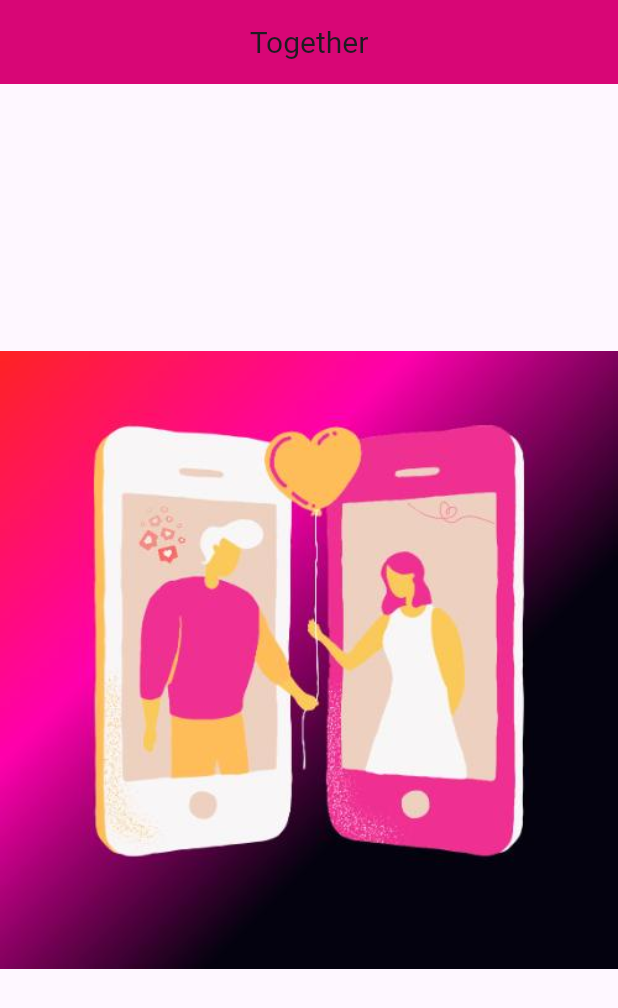
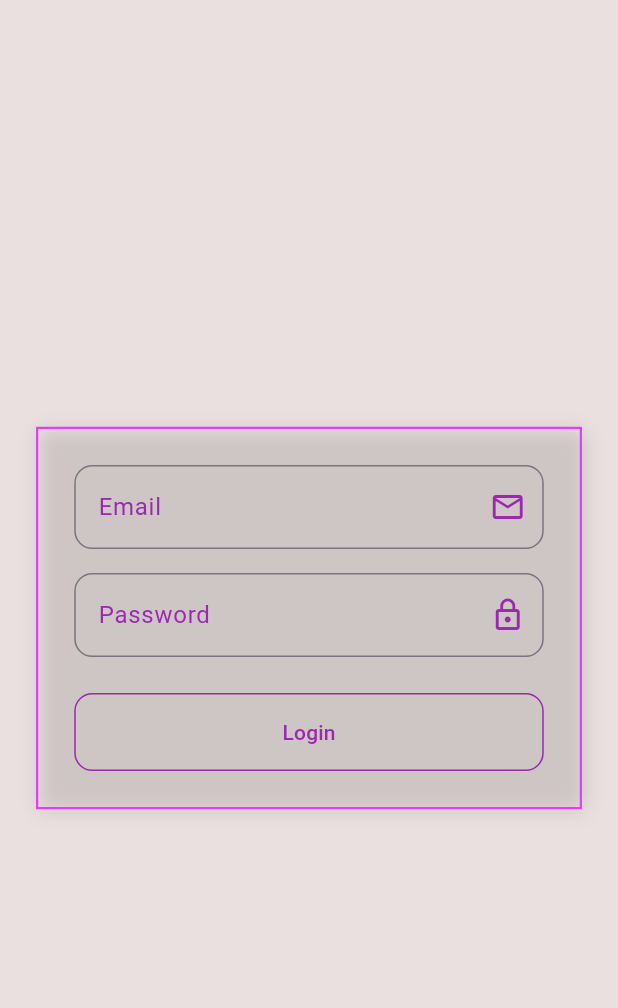
Before and after one commit to mayconfp/Project_mobile, a Flutter app: the screen it shows after launch, on a phone screen of 412 x 824 dp. Shown: the top 1008 px of the screen. Run offline on Flutter 3.47's test engine with Material 3 defaults, Android fonts, the phone set to English and light mode, and no system bars.

Commit message:
atualizações de tela de login e redirecionamento para home_page apos login

```diff
--- /dev/null
+++ b/lib/app_controller.dart
@@ -0,0 +1,13 @@
+import 'package:flutter/material.dart';
+
+class AppController extends ChangeNotifier {
+
+  static AppController instance = AppController(); // aq estanciamos ela mesma
+
+  bool isDArtTheme = false;
+  changeTheme(){
+    isDArtTheme = !isDArtTheme; // aq falo se ele for diferente de false vira true
+    notifyListeners();
+  }
+
+}
--- /dev/null
+++ b/lib/app_widget.dart
@@ -0,0 +1,27 @@
+import 'package:flutter/material.dart';
+import 'package:project_nassau/app_controller.dart';
+import 'package:project_nassau/home_page.dart';
+import 'Login_page.dart';
+
+class AppWidget extends StatelessWidget{
+
+  @override
+  Widget build(BuildContext context) {
+    return AnimatedBuilder(
+      animation: AppController.instance,
+      builder: (context, child){
+      return MaterialApp(
+      theme: ThemeData(primaryColor: Colors.red,
+      brightness: AppController.instance.isDArtTheme ? Brightness.dark :
+      Brightness.light, // aqui dizemos se ele for false ele é light se não ele é dark
+      ),
+      initialRoute: '/',
+      routes: {
+        '/': (context) => LoginPage(),
+        '/home': (context) => HomePage(),
+      },
+    );
+    });
+  }
+
+}
--- /dev/null
+++ b/lib/login_page.dart
@@ -0,0 +1,101 @@
+import 'package:flutter/material.dart';
+
+
+class LoginPage extends StatefulWidget {
+  @override
+  _LoginPageState createState() => _LoginPageState();
+
+
+}
+
+class _LoginPageState extends State<LoginPage> {
+  String email = '';
+  String password = '';
+
+  @override
+  Widget build(BuildContext context) {
+    return Scaffold(
+      backgroundColor: const Color.fromARGB(255, 235, 224, 224),
+      body: Center(
+        child: SingleChildScrollView(
+          padding: const EdgeInsets.symmetric(horizontal: 24.0),
+          child: Container(
+            padding: const EdgeInsets.all(24),
+            decoration: BoxDecoration(
+              border: Border.all(
+              width: 1.5,
+              color: Colors.purpleAccent,
+            ),
+            boxShadow: [
+              BoxShadow(
+                color: Colors.black12,
+                blurRadius: 10,
+                offset: Offset(2, 2),
+              )
+            ],
+
+            ),
+            child: Column(
+              mainAxisSize: MainAxisSize.min,
+              children: [
+                TextField(
+                  onChanged: (text)=> email = text,
+                  keyboardType: TextInputType.emailAddress,
+                  decoration: InputDecoration(
+                    labelText: 'Email',
+                    labelStyle: TextStyle(color: Colors.purple),
+                    suffixIcon: Icon(Icons.email_outlined, color: Colors.purple),
+                    border: OutlineInputBorder(
+                      borderRadius: BorderRadius.circular(12),
+                    ),
+                  ),
+                ),
+                  SizedBox(height: 16),
+                  TextField(
+                    onChanged: (text)=> password = text,
+                    obscureText: true,
+                    decoration: InputDecoration(
+                      labelText: 'Password',
+                      labelStyle: TextStyle(color: Colors.purple),
+                      suffixIcon: Icon(Icons.lock_outline, color: Colors.purple),
+                      border: OutlineInputBorder(
+                        borderRadius: BorderRadius.circular(12),
+                      ),
+                    ),
+
+                  ),
+                  SizedBox(height: 24),
+
+                  SizedBox(
+                  width: double.infinity,
+                  child: OutlinedButton(
+                    style: OutlinedButton.styleFrom(
+                      padding: EdgeInsets.symmetric(vertical: 16),
+                      side: BorderSide(color: Colors.purple),
+                      shape: RoundedRectangleBorder(
+                        borderRadius: BorderRadius.circular(12),
+                      ),
+                    ),
+                    onPressed: () {
+                      if (email == 'togethernassau@gmail.com' && password == '12345') {
+                        Navigator.of(context).pushReplacementNamed('/home');
+                      } else {
+                        ScaffoldMessenger.of(context).showSnackBar(
+                          SnackBar(content: Text('Login inválido')),
+                        );
+                      }
+                    },
+                    child: Text('Login', style: TextStyle(color: Colors.purple)),
+                  ),
+                ),
+
+
+              ],
+            ),
+
+          ),
+        ),
+      ),
+    );
+  }
+}
--- a/lib/main.dart
+++ b/lib/main.dart
@@ -1,62 +1,5 @@
 import 'package:flutter/material.dart';
-
-void main() {
-  runApp(const MyApp());
+import 'app_widget.dart';
+main() {
+  runApp(AppWidget());
 }
-
-class MyApp extends StatelessWidget {
-  const MyApp({super.key});
-
-  @override
-  Widget build(BuildContext context) {
-    return MaterialApp(
-      title: 'Together',
-      theme: ThemeData(
-        colorScheme: ColorScheme.fromSeed(seedColor: Colors.deepPurple),
-      ),
-      home: const MyHomePage(),
-    );
-  }
-}
-
-class MyHomePage extends StatelessWidget {
-  const MyHomePage({super.key});
-
-  @override
-  Widget build(BuildContext context) {
-    final screenWidth = MediaQuery.of(context).size.width;
-    final screenHeight = MediaQuery.of(context).size.height;
-
-
-    return Scaffold(
-      body: SafeArea(
-        child: Column(
-          children: [
-            AppBar(
-              title: const Text (
-                "Together",
-                style: TextStyle(
-                  fontSize: 20,
-                  overflow: TextOverflow.ellipsis,
-
-                ),
-              ),
-              backgroundColor: const Color.fromARGB(255, 216, 6, 118),
-              centerTitle: true,
-            ),
-            Expanded(
-              child: SizedBox(
-                width: screenWidth,
-                height: screenHeight,
-                child: Image.asset(
-                  "imagens/tela.jpeg",
-                  fit: BoxFit.contain,
-                  ),
-             )
-              )
-          ],
-        ),
-      ),
-    );
-  }
-}
```
Also changed, not shown: lib/home_page.dart (added, +77 -0 lines), imagens/login.jpeg (added).
